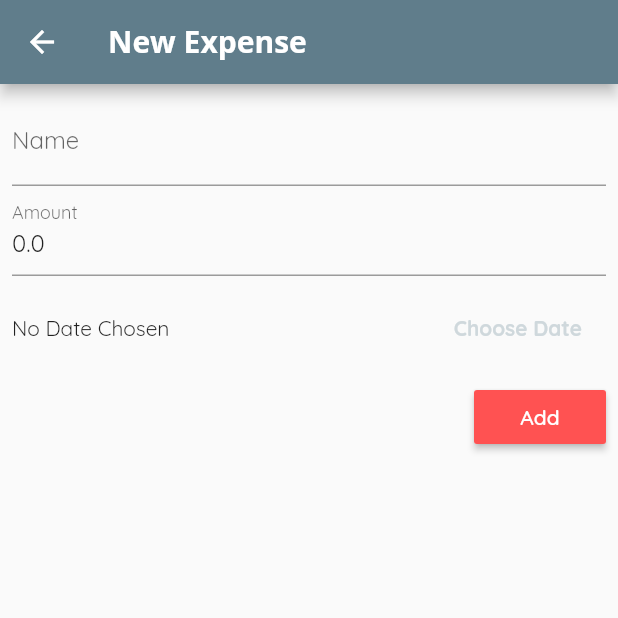
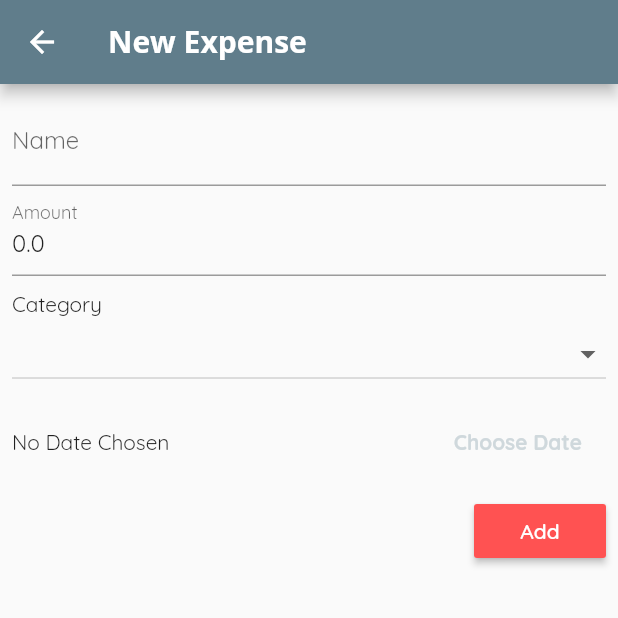
Before and after one commit to Balintataw/bilihin, a Flutter app: the NewTransaction screen opened directly, on a phone screen of 412 x 824 dp, the top half of it. Run offline on Flutter 3.47's test engine with Material 2 defaults, Android fonts, the phone set to English and light mode, and no system bars; our stand-ins replace flutter_redux, redux, redux_thunk, shared_preferences, sticky_headers; accounts and stored records are empty.

Commit message:
Added category field to transaction

```diff
--- /dev/null
+++ b/lib/models/expense_type.dart
@@ -0,0 +1,15 @@
+class ExpenseType {
+  String name;
+
+  ExpenseType(this.name);
+
+  static List<ExpenseType> getTypes() {
+    return <ExpenseType>[
+      ExpenseType('Food'),
+      ExpenseType('Clothing'),
+      ExpenseType('Entertainment'),
+      ExpenseType('Utilities'),
+      ExpenseType('Other'),
+    ];
+  }
+}
--- a/lib/models/transaction.dart
+++ b/lib/models/transaction.dart
@@ -5,24 +5,29 @@ class Transaction {
   final String title;
   final double amount;
   final DateTime date;
+  final String category;
 
   Transaction({
     @required this.id,
     @required this.title,
     @required this.amount,
-    @required this.date
+    @required this.date,
+    @required this.category
   });
 
   Map toJson() => {
       'id': id,
       'title': title,
       'amount': amount,
-      'date': date.toString()
+      'date': date.toString(),
+      'category': category
     };
+
   factory Transaction.fromJson(Map<String, dynamic> json) => Transaction(
       id: json["id"],
       title: json["title"],
       amount: json["amount"],
       date: DateTime.parse(json["date"]),
+      category: json["category"]
   );
 }
--- /dev/null
+++ b/lib/widgets/category_dropdown.dart
@@ -0,0 +1,59 @@
+import 'package:expenseTracker/models/expense_type.dart';
+import 'package:flutter/material.dart';
+
+class CategoryDropdown extends StatefulWidget {
+  final Function onSelect;
+  final ExpenseType selectedItem;
+
+  CategoryDropdown({this.onSelect, this.selectedItem});
+
+  @override
+  _CategoryDropdownState createState() => _CategoryDropdownState();
+}
+
+class _CategoryDropdownState extends State<CategoryDropdown> {
+  List<ExpenseType> _expenseTypes = ExpenseType.getTypes();
+  List<DropdownMenuItem<ExpenseType>> _dropdownMenuItems;
+  ExpenseType _selectedExpenseType;
+
+  @override
+  void initState() {
+    _dropdownMenuItems = buildDropdownMenuItems(_expenseTypes);
+    _selectedExpenseType = _dropdownMenuItems[0].value;
+    super.initState();
+  }
+
+  List<DropdownMenuItem<ExpenseType>> buildDropdownMenuItems(expenseTypes) {
+    List<DropdownMenuItem<ExpenseType>> items = List();
+    for(ExpenseType ex in expenseTypes) {
+      items.add(DropdownMenuItem(value: ex, child: Text(ex.name)));
+    }
+    return items;
+  }
+
+  handleDropdownMenuItemChange(item) {
+    // setState(() {
+    //   _selectedExpenseType = item;
+    // });
+    widget.onSelect(item);
+  }
+
+
+  @override
+  Widget build(BuildContext context) {
+    return Container(
+      child: Column(
+        crossAxisAlignment: CrossAxisAlignment.start,
+        children: <Widget>[
+          Text('Category'),
+          DropdownButton(
+            isExpanded: true,
+            items: _dropdownMenuItems,
+            value: widget.selectedItem,
+            onChanged: handleDropdownMenuItemChange,
+          ),
+        ],
+      ),
+    );
+  }
+}
--- a/lib/widgets/new_transaction.dart
+++ b/lib/widgets/new_transaction.dart
@@ -1,10 +1,13 @@
 import 'package:expenseTracker/models/app_state.dart';
+import 'package:expenseTracker/models/expense_type.dart';
 import 'package:expenseTracker/models/transaction.dart';
 import 'package:expenseTracker/redux/actions/transaction_actions.dart';
+import 'package:expenseTracker/widgets/category_dropdown.dart';
 import 'package:flutter/cupertino.dart';
 import 'package:flutter/material.dart';
 import 'package:intl/intl.dart';
 import 'package:redux/redux.dart';
+
 
 class NewTransaction extends StatefulWidget {
   final Function onAddNewTransaction;
@@ -20,6 +23,20 @@ class _NewTransactionState extends State<NewTransaction> {
   final _titleController = TextEditingController();
   final _amountController = TextEditingController(text: '0.0');
   DateTime _selectedDate;
+  ExpenseType _selectedExpenseType;
+
+  @override
+  initState() {
+    // _selectedExpenseType =
+    // _selectedExpenseType = _dropdownMenuItems[0].value;
+  }
+
+  onChangeDropdownItem(ExpenseType selectedType) {
+    print('S ${selectedType.name}');
+    setState(() {
+      _selectedExpenseType = selectedType;
+    });
+  }
 
   void _onSubmit() {
     final title = _titleController.text;
@@ -27,20 +44,15 @@ class _NewTransactionState extends State<NewTransaction> {
 
     if(title.isEmpty || amount <= 0 || _selectedDate == null) return;
 
-  // void _addNewTransaction(String title, double amount, DateTime date) {
+    print(_selectedExpenseType.name);
     final newTx = Transaction(
       title: title,
       amount: amount,
       date: _selectedDate,
       id: DateTime.now().toString()
     );
-    print(newTx);
-    // widget.store.dispatch(AddTransactionAction(newTx));
+
     widget.store.dispatch(addTransaction(newTx));
-    // setState(() {
-    //   _transactions.add(newTx);
-    // });
-    // widget.onAddNewTransaction(title, amount, _selectedDate);
 
     Navigator.pop(context);
   }
@@ -66,7 +78,7 @@ class _NewTransactionState extends State<NewTransaction> {
         title: Text("New Expense"),
       ),
       body: SingleChildScrollView(
-              child: Container(
+        child: Container(
           padding: EdgeInsets.only(
             top: 8,
             left: 8,
@@ -78,16 +90,21 @@ class _NewTransactionState extends State<NewTransaction> {
             children: <Widget>[
               TextField(
                 decoration: InputDecoration(labelText: 'Name'),
-                // onChanged: (value) => titleInput = value,
                 controller: _titleController,
                 onSubmitted: (_) => _onSubmit()
               ),
               TextField(
                 decoration: InputDecoration(labelText: 'Amount'),
-                // onChanged: (value) => amountInput = value,
                 controller: _amountController,
                 keyboardType: TextInputType.numberWithOptions(decimal: true),
                 onSubmitted: (_) => _onSubmit()
+              ),
+              Padding(
+                padding: const EdgeInsets.only(top: 10),
+                child: CategoryDropdown(
+                  onSelect: onChangeDropdownItem,
+                  selectedItem: _selectedExpenseType
+                )
               ),
               Container(
                 height: 70,
@@ -122,56 +139,4 @@ class _NewTransactionState extends State<NewTransaction> {
       )
     );
   }
-    // return Card(
-    //   // elevation: 5,
-    //   child: Container(
-    //     padding: EdgeInsets.all(8),
-    //     child: Column(
-    //       crossAxisAlignment: CrossAxisAlignment.end,
-    //       children: <Widget>[
-    //         TextField(
-    //           decoration: InputDecoration(labelText: 'Name'),
-    //           // onChanged: (value) => titleInput = value,
-    //           controller: _titleController,
-    //           onSubmitted: (_) => _onSubmit()
-    //         ),
-    //         TextField(
-    //           decoration: InputDecoration(labelText: 'Amount'),
-    //           // onChanged: (value) => amountInput = value,
-    //           controller: _amountController,
-    //           keyboardType: TextInputType.numberWithOptions(decimal: true),
-    //           onSubmitted: (_) => _onSubmit()
-    //         ),
-    //         Container(
-    //           height: 70,
-    //           child: Row(
-    //             children: <Widget>[
-    //               Expanded(
-    //                 child: Text(_selectedDate == null ?
-    //                   'No Date Chosen' :
-    //                   'Picked Date: ${DateFormat.yMd().format(_selectedDate)}'
-    //                 ),
-    //               ),
-    //               FlatButton(
-    //                 textColor: Theme.of(context).primaryColorDark,
-    //                 child: Text(
-    //                   'Choose Date',
-    //                   style: TextStyle(fontWeight: FontWeight.bold)
-    //                 ),
-    //                 onPressed: _presentDatePicker,
-    //               )
-    //             ],
-    //           ),
-    //         ),
-    //         RaisedButton(
-    //           onPressed: _onSubmit,
-    //           child: Text('Add'),
-    //           color: Theme.of(context).primaryColor,
-    //           textColor: Theme.of(context).textTheme.button.color,
-    //         )
-    //       ],
-    //     ),
-    //   )
-    // );
-  // }
 }
--- a/lib/widgets/transaction_list_item.dart
+++ b/lib/widgets/transaction_list_item.dart
@@ -50,7 +50,7 @@ class TransactionListItem extends StatelessWidget {
             final transaction = tx;
             return _ViewModel(
               transaction,
-              (id) => store.dispatch(DeleteTransactionAction(id))
+              (id) => store.dispatch(deleteTransaction(id))
             );
           },
           builder: (context, viewModel) {
--- a/pubspec.yaml
+++ b/pubspec.yaml
@@ -11,7 +11,7 @@ description: A new Flutter project.
 # In iOS, build-name is used as CFBundleShortVersionString while build-number used as CFBundleVersion.
 # Read more about iOS versioning at
 # https://developer.apple.com/library/archive/documentation/General/Reference/InfoPlistKeyReference/Articles/CoreFoundationKeys.html
-version: 1.0.0+1
+version: 0.1.0+1
 
 environment:
   sdk: ">=2.1.0 <3.0.0"
@@ -31,6 +31,7 @@ dependencies:
   shared_preferences: ^0.5.6+3
   collection: ^1.14.11
   sticky_headers: ^0.1.8+1
+  charts_flutter: ^0.9.0
 
 dev_dependencies:
   flutter_test:
```
Also changed, not shown: pubspec.lock, 2 other files.
